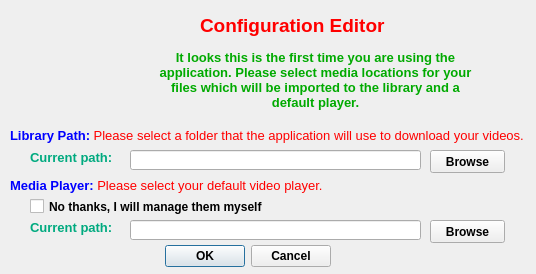
rahulsinha20/py-youtube-downloader, file src/youtube/Resources/DesignerLayouts/SettingsDialog.ui: the form before one commit.
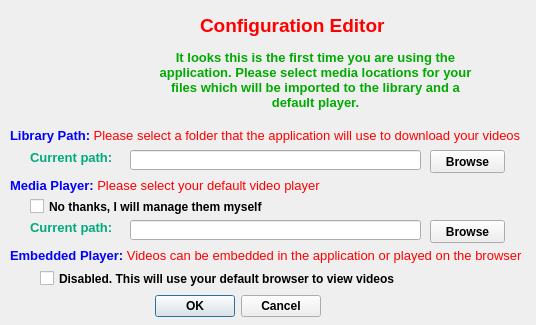
The form after the commit. Icons and pictures are not drawn.

Diff of the .ui file:
```diff
--- a/src/youtube/Resources/DesignerLayouts/SettingsDialog.ui
+++ b/src/youtube/Resources/DesignerLayouts/SettingsDialog.ui
@@ -7,7 +7,7 @@
     <x>0</x>
     <y>0</y>
     <width>536</width>
-    <height>274</height>
+    <height>325</height>
    </rect>
   </property>
   <property name="windowTitle">
@@ -20,8 +20,8 @@
   <widget class="QDialogButtonBox" name="buttonBox">
    <property name="geometry">
     <rect>
-     <x>160</x>
-     <y>240</y>
+     <x>150</x>
+     <y>290</y>
      <width>171</width>
      <height>32</height>
     </rect>
@@ -108,7 +108,7 @@
 &lt;html&gt;&lt;head&gt;&lt;meta name=&quot;qrichtext&quot; content=&quot;1&quot; /&gt;&lt;style type=&quot;text/css&quot;&gt;
 p, li { white-space: pre-wrap; }
 &lt;/style&gt;&lt;/head&gt;&lt;body style=&quot; font-family:'MS Shell Dlg 2'; font-size:8.25pt; font-weight:400; font-style:normal;&quot;&gt;
-&lt;p style=&quot; margin-top:0px; margin-bottom:0px; margin-left:0px; margin-right:0px; -qt-block-indent:0; text-indent:0px;&quot;&gt;&lt;span style=&quot; font-size:10pt; font-weight:600; color:#0000ff;&quot;&gt;Library Path: &lt;/span&gt;&lt;span style=&quot; font-size:10pt; color:#ff0000;&quot;&gt;Please select a folder that the application will use to download your videos.&lt;/span&gt;&lt;/p&gt;&lt;/body&gt;&lt;/html&gt;</string>
+&lt;p style=&quot; margin-top:0px; margin-bottom:0px; margin-left:0px; margin-right:0px; -qt-block-indent:0; text-indent:0px;&quot;&gt;&lt;span style=&quot; font-size:10pt; font-weight:600; color:#0000ff;&quot;&gt;Library Path: &lt;/span&gt;&lt;span style=&quot; font-size:10pt; color:#ff0000;&quot;&gt;Please select a folder that the application will use to download your videos&lt;/span&gt;&lt;/p&gt;&lt;/body&gt;&lt;/html&gt;</string>
    </property>
   </widget>
   <widget class="QLabel" name="label_3">
@@ -184,7 +184,7 @@
 &lt;html&gt;&lt;head&gt;&lt;meta name=&quot;qrichtext&quot; content=&quot;1&quot; /&gt;&lt;style type=&quot;text/css&quot;&gt;
 p, li { white-space: pre-wrap; }
 &lt;/style&gt;&lt;/head&gt;&lt;body style=&quot; font-family:'MS Shell Dlg 2'; font-size:8.25pt; font-weight:400; font-style:normal;&quot;&gt;
-&lt;p style=&quot; margin-top:0px; margin-bottom:0px; margin-left:0px; margin-right:0px; -qt-block-indent:0; text-indent:0px;&quot;&gt;&lt;span style=&quot; font-size:10pt; font-weight:600; color:#0000ff;&quot;&gt;Media Player: &lt;/span&gt;&lt;span style=&quot; font-size:10pt; color:#ff0000;&quot;&gt;Please select your default video player.&lt;/span&gt;&lt;/p&gt;&lt;/body&gt;&lt;/html&gt;</string>
+&lt;p style=&quot; margin-top:0px; margin-bottom:0px; margin-left:0px; margin-right:0px; -qt-block-indent:0; text-indent:0px;&quot;&gt;&lt;span style=&quot; font-size:10pt; font-weight:600; color:#0000ff;&quot;&gt;Media Player: &lt;/span&gt;&lt;span style=&quot; font-size:10pt; color:#ff0000;&quot;&gt;Please select your default video player&lt;/span&gt;&lt;/p&gt;&lt;/body&gt;&lt;/html&gt;</string>
    </property>
   </widget>
   <widget class="QLabel" name="label_5">
@@ -279,6 +279,42 @@
     <bool>false</bool>
    </property>
   </widget>
+  <widget class="QLabel" name="label_7">
+   <property name="geometry">
+    <rect>
+     <x>10</x>
+     <y>240</y>
+     <width>521</width>
+     <height>31</height>
+    </rect>
+   </property>
+   <property name="text">
+    <string>&lt;!DOCTYPE HTML PUBLIC &quot;-//W3C//DTD HTML 4.0//EN&quot; &quot;http://www.w3.org/TR/REC-html40/strict.dtd&quot;&gt;
+&lt;html&gt;&lt;head&gt;&lt;meta name=&quot;qrichtext&quot; content=&quot;1&quot; /&gt;&lt;style type=&quot;text/css&quot;&gt;
+p, li { white-space: pre-wrap; }
+&lt;/style&gt;&lt;/head&gt;&lt;body style=&quot; font-family:'MS Shell Dlg 2'; font-size:8.25pt; font-weight:400; font-style:normal;&quot;&gt;
+&lt;p style=&quot; margin-top:0px; margin-bottom:0px; margin-left:0px; margin-right:0px; -qt-block-indent:0; text-indent:0px;&quot;&gt;&lt;span style=&quot; font-size:10pt; font-weight:600; color:#0000ff;&quot;&gt;Embedded Player: &lt;/span&gt;&lt;span style=&quot; font-size:10pt; color:#ff0000;&quot;&gt;Videos can be embedded in the application or played on the browser&lt;/span&gt;&lt;/p&gt;&lt;/body&gt;&lt;/html&gt;</string>
+   </property>
+  </widget>
+  <widget class="QCheckBox" name="checkBox_2">
+   <property name="geometry">
+    <rect>
+     <x>40</x>
+     <y>270</y>
+     <width>401</width>
+     <height>17</height>
+    </rect>
+   </property>
+   <property name="font">
+    <font>
+     <weight>75</weight>
+     <bold>true</bold>
+    </font>
+   </property>
+   <property name="text">
+    <string>Disabled. This will use your default browser to view videos</string>
+   </property>
+  </widget>
  </widget>
  <resources>
   <include location="SettingsResources.qrc"/>
```
